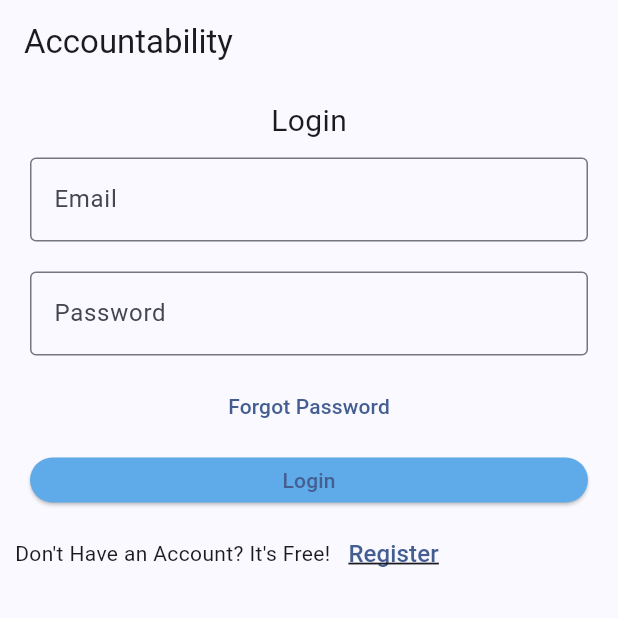
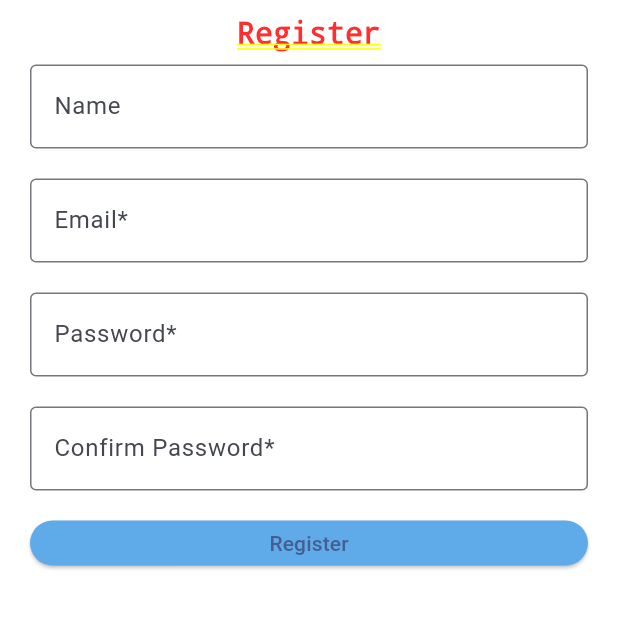
Before and after one commit to tranpham9/expense-tracker, a Flutter app: the screen it shows after launch, after a tap on "Register", on a phone screen of 412 x 824 dp, the top half of it. Run offline on Flutter 3.47's test engine with Material 3 defaults, Android fonts, the phone set to English and light mode, and no system bars.

Commit message:
Added Login, Register and Home (For Real This Time)
I created the login and register pages. They both allow you to input text. The login page will route you to the main home page. I am still having a problem routing to register from login though.

```diff
--- a/frontend/mobile/accountability_mobile_app/lib/main.dart
+++ b/frontend/mobile/accountability_mobile_app/lib/main.dart
@@ -18,7 +18,10 @@ class MainApp extends StatelessWidget {
         colorScheme: ColorScheme.fromSeed(seedColor: Colors.blueAccent),
       ),
       home: Scaffold(
-        appBar: AppBar(title: Text(_title)),
+        appBar: AppBar(
+          title: Text(_title),
+          centerTitle: true,
+        ),
         body: LoginPage(),
       ),
     );
@@ -58,15 +61,16 @@ class _LoginPage extends State<LoginPage> {
                 child: TextField(
                   controller: email,
                   decoration: InputDecoration(
-                      border: OutlineInputBorder(), labelText: 'Email'),
+                      border: OutlineInputBorder(), labelText: 'Email*'),
                 )),
             // Enter Password
             Container(
                 padding: EdgeInsets.all(10),
                 child: TextField(
+                  obscureText: true,
                   controller: password,
                   decoration: InputDecoration(
-                      border: OutlineInputBorder(), labelText: 'Password'),
+                      border: OutlineInputBorder(), labelText: 'Password*'),
                 )),
             // Forgot Password
             TextButton(
@@ -86,6 +90,11 @@ class _LoginPage extends State<LoginPage> {
                   onPressed: () {
                     print(email.text);
                     print(password.text);
+                    // TODO: Call the API to log the user in
+
+                    // If login was successful, route the user to their home page
+                    Navigator.push(context,
+                        MaterialPageRoute(builder: (context) => HomePage()));
                   },
                 )),
             Row(
@@ -99,13 +108,160 @@ class _LoginPage extends State<LoginPage> {
                         decoration: TextDecoration.underline,
                         decorationThickness: 1.5),
                   ),
+                  // TODO: This won't
                   onPressed: () {
-                    // Direct to Register Page
+                    Navigator.push(
+                        context,
+                        MaterialPageRoute(
+                            builder: (context) => RegisterPage()));
                   },
-                )
+                ),
               ],
             ),
           ],
         ));
   }
 }
+
+class RegisterPage extends StatefulWidget {
+  @override
+  State<RegisterPage> createState() => _RegisterPage();
+}
+
+class _RegisterPage extends State<RegisterPage> {
+  // Grab text that will be entered by the user
+  TextEditingController name = TextEditingController();
+  TextEditingController email = TextEditingController();
+  TextEditingController password = TextEditingController();
+  TextEditingController confirmPassword = TextEditingController();
+
+  // Set the main layout of the login page
+  @override
+  Widget build(BuildContext context) {
+    return Padding(
+        padding: EdgeInsets.all(10),
+        child: ListView(
+          // Have our list of containers that will take in text input
+          children: <Widget>[
+            Container(
+              alignment: Alignment.center,
+              child: Text(
+                'Register',
+                style: TextStyle(fontSize: 20),
+              ),
+            ),
+            // Enter Name
+            Container(
+                padding: EdgeInsets.all(10),
+                child: TextField(
+                  controller: name,
+                  decoration: InputDecoration(
+                      border: OutlineInputBorder(), labelText: 'Name'),
+                )),
+            // Enter Email
+            Container(
+                padding: EdgeInsets.all(10),
+                child: TextField(
+                  controller: email,
+                  decoration: InputDecoration(
+                      border: OutlineInputBorder(), labelText: 'Email*'),
+                )),
+            // Enter Password
+            Container(
+                padding: EdgeInsets.all(10),
+                child: TextField(
+                  obscureText: true,
+                  controller: password,
+                  decoration: InputDecoration(
+                      border: OutlineInputBorder(), labelText: 'Password*'),
+                )),
+            // Confirm Password
+            Container(
+                padding: EdgeInsets.all(10),
+                child: TextField(
+                  obscureText: true,
+                  controller: confirmPassword,
+                  decoration: InputDecoration(
+                      border: OutlineInputBorder(),
+                      labelText: 'Confirm Password*'),
+                )),
+            // Confirm Register
+            Container(
+                height: 50,
+                padding: EdgeInsets.all(10),
+                child: ElevatedButton(
+                  style: ElevatedButton.styleFrom(
+                    backgroundColor: Color.fromARGB(255, 95, 170, 232),
+                  ),
+                  child: Text('Register'),
+                  onPressed: () {
+                    print(name.text);
+                    print(email.text);
+                    print(password.text);
+                    print(confirmPassword.text);
+                  },
+                )),
+          ],
+        ));
+  }
+}
+
+class HomePage extends StatefulWidget {
+  @override
+  State<HomePage> createState() => _HomePage();
+}
+
+class _HomePage extends State<HomePage> {
+  // Determine the page that we want to route to
+  var selectedIndex = 0;
+  // We need a list of the different page we can go to from the home screen
+  final List<Widget> _tabs = [TripsPage(), AddTripsPage(), ProfilePage()];
+
+  @override
+  Widget build(BuildContext context) {
+    return Scaffold(
+      // Determine which page to display
+      body: _tabs[selectedIndex],
+      bottomNavigationBar: BottomNavigationBar(
+          // Keep track of the selected tab
+          currentIndex: selectedIndex,
+          onTap: (int index) {
+            setState(() {
+              selectedIndex = index;
+            });
+          },
+          items: [
+            BottomNavigationBarItem(icon: Icon(Icons.map), label: "Trips"),
+            BottomNavigationBarItem(icon: Icon(Icons.add), label: "Add"),
+            BottomNavigationBarItem(icon: Icon(Icons.person), label: "Profile"),
+          ]),
+    );
+  }
+}
+
+class TripsPage extends StatelessWidget {
+  @override
+  Widget build(BuildContext context) {
+    return Center(
+      child: Text("Trips Page!"),
+    );
+  }
+}
+
+class AddTripsPage extends StatelessWidget {
+  @override
+  Widget build(BuildContext context) {
+    return Center(
+      child: Text("Add Trips Page!"),
+    );
+  }
+}
+
+class ProfilePage extends StatelessWidget {
+  @override
+  Widget build(BuildContext context) {
+    return Center(
+      child: Text("Profile Page"),
+    );
+  }
+}
```
